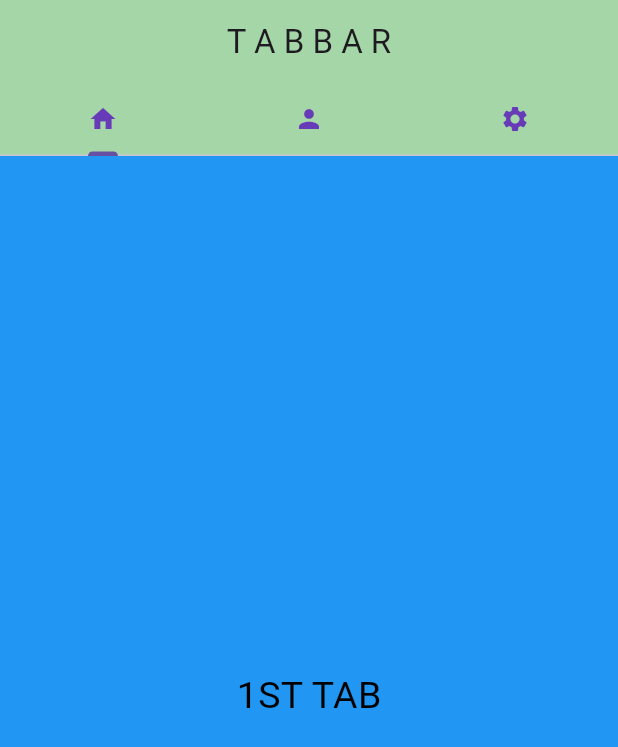
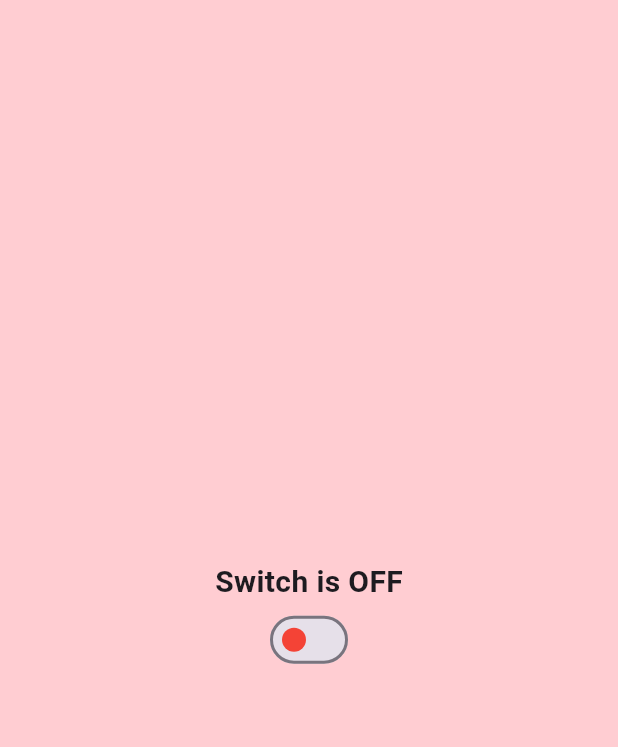
Before and after one commit to azizbekyokhubov1999/widgets_flutter_practise, a Flutter app: the screen it shows after launch, on a phone screen of 412 x 824 dp. Shown: the top 747 px of the screen. Run offline on Flutter 3.47's test engine with Material 3 defaults, Android fonts, the phone set to English and light mode, and no system bars; our stand-ins replace another_carousel_pro, flutter_slidable, readmore, slide_to_act.

Commit message:
for video 25 | Switch button widget

```diff
--- a/lib/main.dart
+++ b/lib/main.dart
@@ -18,6 +18,7 @@ import 'package:widgets_flutter_practise/pages/slide_to_act.dart';
 import 'package:widgets_flutter_practise/pages/sliver_app_bar.dart';
 import 'package:widgets_flutter_practise/pages/snacbar_widget.dart';
 import 'package:widgets_flutter_practise/pages/stepper.dart';
+import 'package:widgets_flutter_practise/pages/switch_button.dart';
 import 'package:widgets_flutter_practise/pages/tab_bar.dart';
 import 'package:widgets_flutter_practise/pages/text_field.dart';
 import 'package:widgets_flutter_practise/pages/tool_tip.dart';
@@ -37,7 +38,7 @@ class MyApp extends StatelessWidget {
       theme: ThemeData(
         useMaterial3: true,
       ),
-      home: MyTabBar()
+      home: MySwitchButton()
     );
   }
 }
--- /dev/null
+++ b/lib/pages/switch_button.dart
@@ -0,0 +1,43 @@
+import 'package:flutter/material.dart';
+
+class MySwitchButton extends StatefulWidget {
+  const MySwitchButton({super.key});
+
+  @override
+  State<MySwitchButton> createState() => _MySwitchButtonState();
+}
+
+class _MySwitchButtonState extends State<MySwitchButton> {
+
+  bool isSwitched = false;
+
+  @override
+  Widget build(BuildContext context) {
+    return Scaffold(
+      backgroundColor: Colors.red[100],
+      body: Column(
+        mainAxisAlignment: MainAxisAlignment.center,
+        children: [
+          Text("Switch is ${isSwitched ? "ON" : "OFF"}",
+          style: TextStyle(
+            fontSize: 20,
+            fontWeight: FontWeight.bold
+          ),
+          ),
+          Center(
+            child: Switch(
+                value: isSwitched,
+                onChanged: (value){
+                  setState(() {
+                  isSwitched = value;
+                  });
+                },
+              activeColor: Colors.green,
+              inactiveThumbColor: Colors.red,
+            ),
+          )
+        ],
+      ),
+    );
+  }
+}
```
